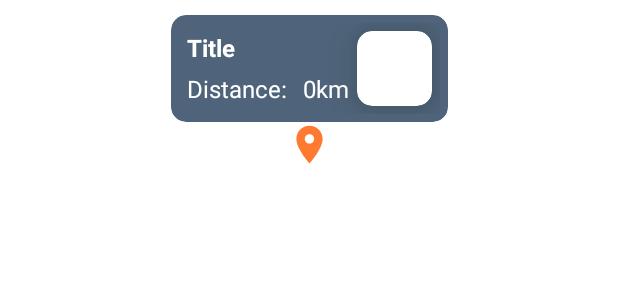
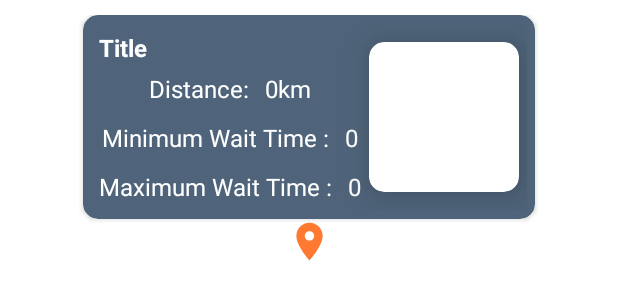
Before and after one commit to omarhedaia/GoBarber, an Android app: the layout barber_info_marker.xml on its own in the app's theme, with its tools: preview values and no code run, on a phone screen of 412 x 824 dp. Shown: the top 300 px of the screen. Run offline under Robolectric (Android 15) with nearby library versions, the phone set to English and light mode, and no system bars.

Commit message:
Adding the distance and the min and max time to the service provider and showing the info in map

```diff
--- a/app/src/main/java/com/hedaia/gobarber/CustomerActivity.kt
+++ b/app/src/main/java/com/hedaia/gobarber/CustomerActivity.kt
@@ -9,7 +9,7 @@ import androidx.navigation.ui.setupActionBarWithNavController
 import androidx.navigation.ui.setupWithNavController
 import com.hedaia.gobarber.databinding.ActivityCustomerBinding
 
-class CustomerActivity : AppCompatActivity() {
+class CustomerActivity : AppCompatActivity(){
     lateinit var binding: ActivityCustomerBinding
     override fun onCreate(savedInstanceState: Bundle?) {
         super.onCreate(savedInstanceState)
@@ -20,4 +20,8 @@ class CustomerActivity : AppCompatActivity() {
         binding.bottomNavigation.setupWithNavController(navController)
 
     }
+
+
+
+
 }
--- a/app/src/main/java/com/hedaia/gobarber/Views/ServicesProvidersAdapter.kt
+++ b/app/src/main/java/com/hedaia/gobarber/Views/ServicesProvidersAdapter.kt
@@ -35,7 +35,7 @@ class ServicesProvidersAdapter(var clickListener: onClick): RecyclerView.Adapter
 
 
 
-    fun updateList(serviceProvidersList:ArrayList<ServiceProvider>){
+    fun updateList(serviceProvidersList:List<ServiceProvider>){
         this.serviceProvidersList = serviceProvidersList
         notifyDataSetChanged()
     }
--- a/app/src/main/res/layout/barber_info_marker.xml
+++ b/app/src/main/res/layout/barber_info_marker.xml
@@ -37,8 +37,8 @@
                 />
             <androidx.cardview.widget.CardView
                 android:id="@+id/barber_image_cv"
-                android:layout_width="50dp"
-                android:layout_height="50dp"
+                android:layout_width="100dp"
+                android:layout_height="100dp"
                 app:layout_constraintEnd_toEndOf="parent"
                 app:layout_constraintTop_toTopOf="parent"
                 app:layout_constraintBottom_toBottomOf="parent"
@@ -61,6 +61,7 @@
 
 
             <LinearLayout
+                android:id = "@+id/distanceLL"
                 android:layout_width="wrap_content"
                 android:layout_height="wrap_content"
                 android:orientation="horizontal"
@@ -85,7 +86,72 @@
                     android:text = "0km"
                     android:gravity = "center"
                     android:textSize = "16sp"
+                    android:textColor= "@color/white"
+                    android:layout_weight ="1"
+                    android:layout_margin = "5dp"
+                    />
 
+            </LinearLayout>
+
+            <LinearLayout
+                android:id = "@+id/minimumLL"
+                android:layout_width="wrap_content"
+                android:layout_height="wrap_content"
+                android:orientation="horizontal"
+                app:layout_constraintTop_toBottomOf="@id/distanceLL"
+                app:layout_constraintStart_toStartOf="parent"
+                app:layout_constraintEnd_toStartOf="@id/barber_image_cv"
+                >
+                <TextView
+                    android:id="@+id/barber_mintime_title_tv"
+                    android:layout_width="wrap_content"
+                    android:layout_height="wrap_content"
+                    android:text = "Minimum Wait Time :"
+                    android:textSize = "16sp"
+                    android:textColor= "@color/white"
+                    android:layout_margin = "5dp"
+                    />
+
+                <TextView
+                    android:id="@+id/barber_mintime_tv"
+                    android:layout_width="0dp"
+                    android:layout_height="wrap_content"
+                    android:text = "0"
+                    android:gravity = "center"
+                    android:textSize = "16sp"
+                    android:textColor= "@color/white"
+                    android:layout_weight ="1"
+                    android:layout_margin = "5dp"
+                    />
+
+            </LinearLayout>
+
+            <LinearLayout
+                android:id = "@+id/maximumLL"
+                android:layout_width="wrap_content"
+                android:layout_height="wrap_content"
+                android:orientation="horizontal"
+                app:layout_constraintTop_toBottomOf="@id/minimumLL"
+                app:layout_constraintStart_toStartOf="parent"
+                app:layout_constraintEnd_toStartOf="@id/barber_image_cv"
+                >
+                <TextView
+                    android:id="@+id/barber_maxtime_title_tv"
+                    android:layout_width="wrap_content"
+                    android:layout_height="wrap_content"
+                    android:text = "Maximum Wait Time :"
+                    android:textSize = "16sp"
+                    android:textColor= "@color/white"
+                    android:layout_margin = "5dp"
+                    />
+
+                <TextView
+                    android:id="@+id/barber_maxtime_tv"
+                    android:layout_width="0dp"
+                    android:layout_height="wrap_content"
+                    android:text = "0"
+                    android:gravity = "center"
+                    android:textSize = "16sp"
                     android:textColor= "@color/white"
                     android:layout_weight ="1"
                     android:layout_margin = "5dp"
```
Also changed, not shown: app/src/main/java/com/hedaia/gobarber/BarbersLocationFragment.kt (+43 -8 lines), app/src/main/java/com/hedaia/gobarber/Models/Repository.kt (+53 -7 lines), app/src/main/java/com/hedaia/gobarber/Models/ServiceProviderLocation.kt (added, +10 -0 lines), app/src/main/java/com/hedaia/gobarber/ViewModels/CustomersViewModel.kt (+4 -8 lines).
